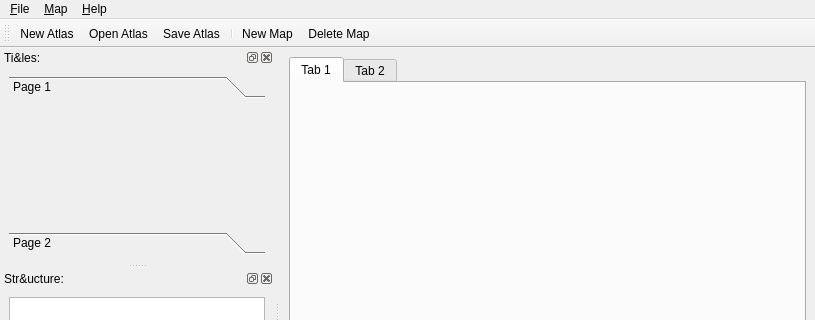
Above: bin/view/mainwindow.ui from dyle/rpgmapper before the change; both pictures show x 0 to 815 and y 0 to 320 of the 815 by 596 pixel window. Below: the same form after it.
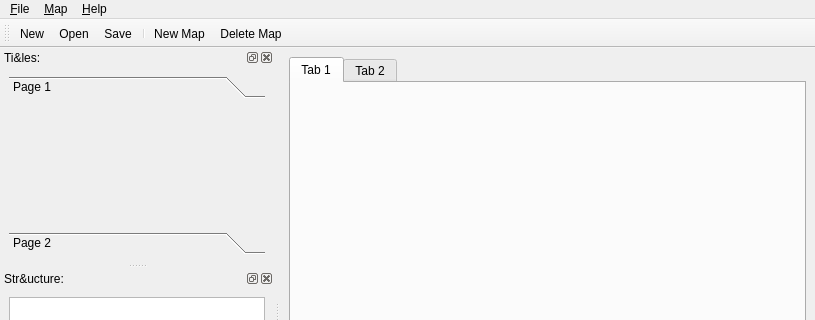
That is the form after the change. The open tabs and pages were chosen to show the change. Icons and pictures are not drawn.

Commit message: creates atlas structural view

Patch:
```diff
--- a/bin/view/mainwindow.ui
+++ b/bin/view/mainwindow.ui
@@ -200,7 +200,7 @@
      <normaloff>:/icons/gfx/atlas-new.png</normaloff>:/icons/gfx/atlas-new.png</iconset>
    </property>
    <property name="text">
-    <string>&amp;New Atlas</string>
+    <string>&amp;New</string>
    </property>
    <property name="toolTip">
     <string>Create a new atlas</string>
@@ -212,7 +212,7 @@
      <normaloff>:/icons/gfx/atlas-open.png</normaloff>:/icons/gfx/atlas-open.png</iconset>
    </property>
    <property name="text">
-    <string>&amp;Open Atlas</string>
+    <string>&amp;Open</string>
    </property>
    <property name="toolTip">
     <string>Open an atlas from file</string>
@@ -227,7 +227,7 @@
      <normaloff>:/icons/gfx/atlas-save.png</normaloff>:/icons/gfx/atlas-save.png</iconset>
    </property>
    <property name="text">
-    <string>&amp;Save Atlas</string>
+    <string>&amp;Save</string>
    </property>
    <property name="toolTip">
     <string>Save atlas to file</string>
```
Left out of the diff: 13 changed lines with no effect on the pictures. The commit also changes 6 other files.
